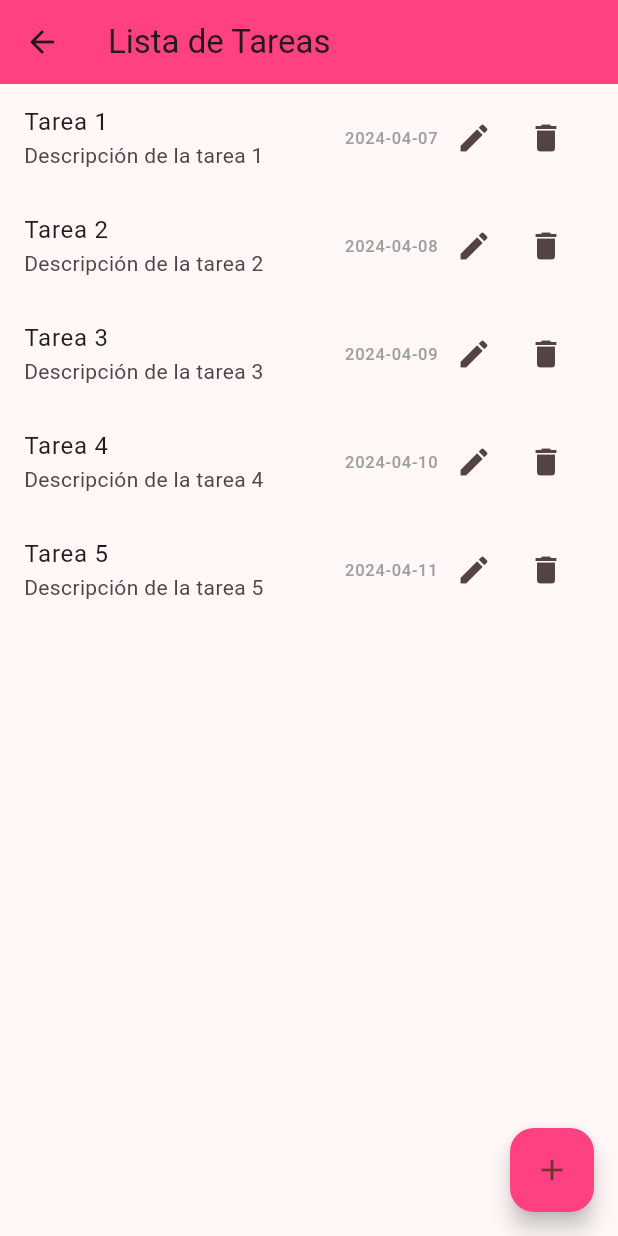
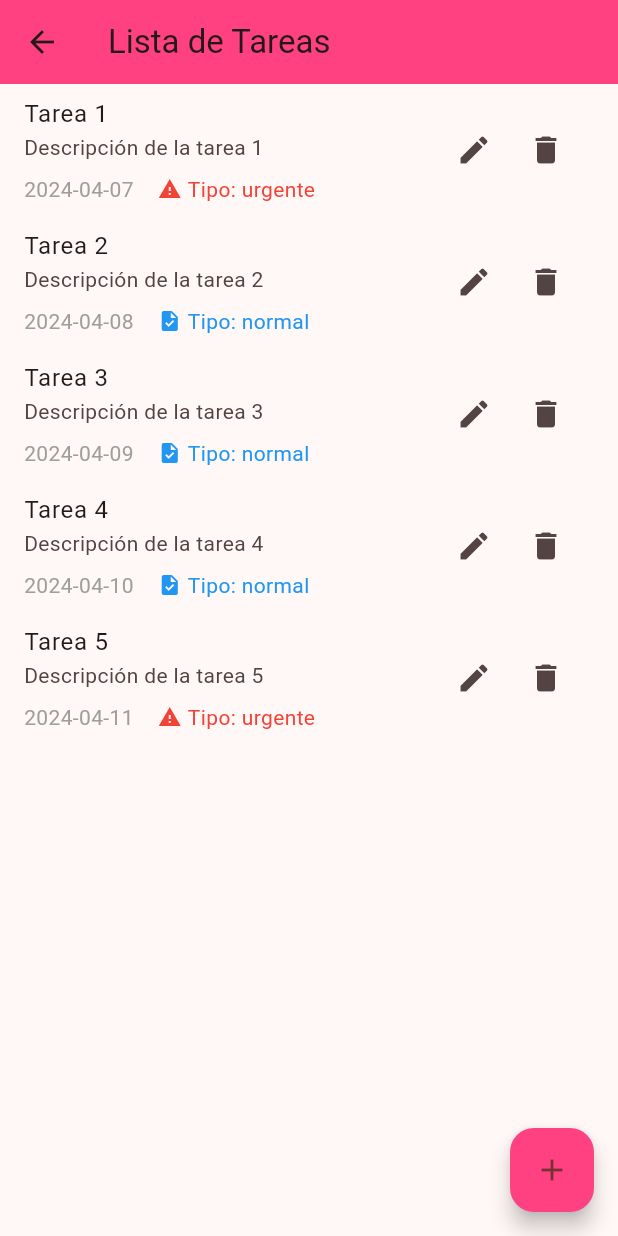
Before and after one commit to diegobenitez2005/dbenitez-flutter001, a Flutter app: the TareasScreen screen opened directly, on a phone screen of 412 x 824 dp. Run offline on Flutter 3.47's test engine with Material 3 defaults, Android fonts, the phone set to English and light mode, and no system bars.

Commit message:
Prompt 2 Implementa patrón repositorio con TaskService y TaskRepository  Agrega operaciones CRUD completas para gestión de tareas  Mejora diseño del ListTile con iconos y tipos de tarea  Organiza información con descripción, fecha y tipo  Añade indicadores visuales para tareas urgentes/normales  Implementa manejo de errores y gestión de estado

```diff
--- a/lib/data/repositories/task_repository.dart
+++ b/lib/data/repositories/task_repository.dart
@@ -49,6 +49,7 @@ class TaskRepository {
   // Setters
   void addTask(Task task) {
     _tasks.add(task);
+
   }
 
   bool updateTask(int index, Task task) {
--- a/lib/presentation/tareas_screen.dart
+++ b/lib/presentation/tareas_screen.dart
@@ -210,14 +210,51 @@ class _TareasScreenState extends State<TareasScreen> {
                   final task = _tareas[index];
                   return ListTile(
                     title: Text(task.title),
-                    subtitle: Text(task.descripcion),
+                    subtitle: Column(
+                      crossAxisAlignment: CrossAxisAlignment.start,
+                      children: [
+                        Text(task.descripcion),
+                        const SizedBox(height: 8),
+                        Row(
+                          children: [
+                            // Fecha
+                            Text(
+                              task.fecha.toLocal().toString().split(' ')[0],
+                              style: const TextStyle(color: Colors.grey),
+                            ),
+                            const SizedBox(width: 16),
+                            // Tipo con icono
+                            Row(
+                              children: [
+                                Icon(
+                                  task.type == 'urgente'
+                                      ? Icons.warning
+                                      : Icons.task,
+                                  color:
+                                      task.type == 'urgente'
+                                          ? Colors.red
+                                          : Colors.blue,
+                                  size: 16,
+                                ),
+                                const SizedBox(width: 4),
+                                Text(
+                                  'Tipo: ${task.type}',
+                                  style: TextStyle(
+                                    color:
+                                        task.type == 'urgente'
+                                            ? Colors.red
+                                            : Colors.blue,
+                                  ),
+                                ),
+                              ],
+                            ),
+                          ],
+                        ),
+                      ],
+                    ),
                     trailing: Row(
                       mainAxisSize: MainAxisSize.min,
                       children: [
-                        Text(
-                          task.fecha.toLocal().toString().split(' ')[0],
-                          style: const TextStyle(color: Colors.grey),
-                        ),
                         IconButton(
                           icon: const Icon(Icons.edit),
                           onPressed:
```
